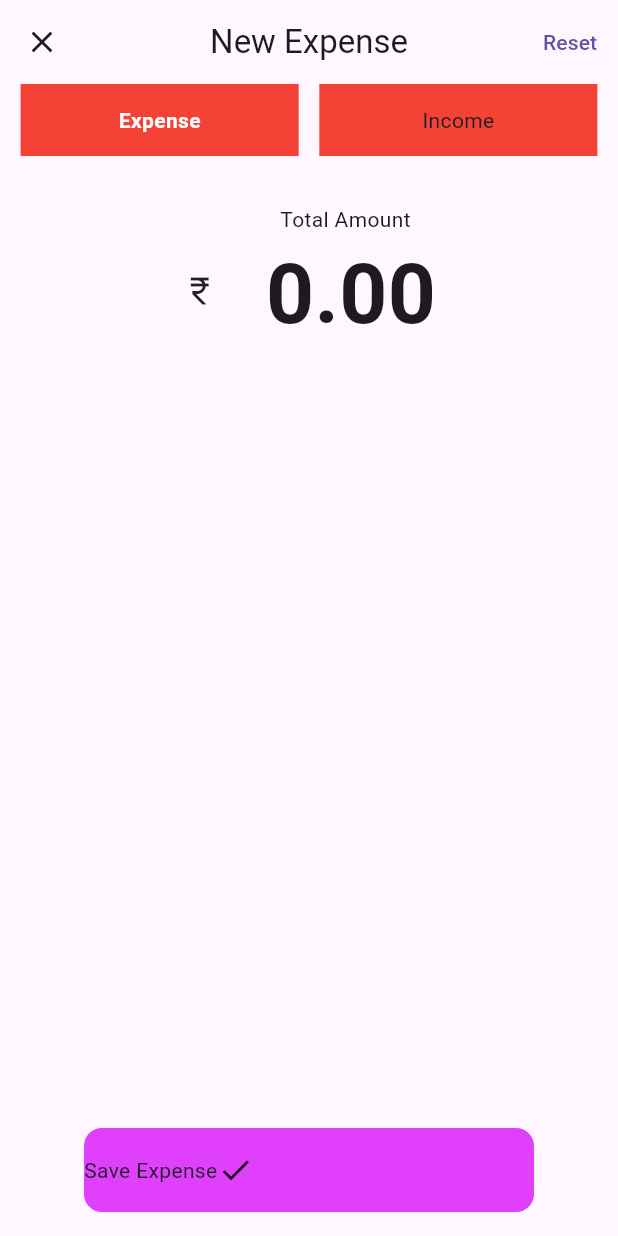
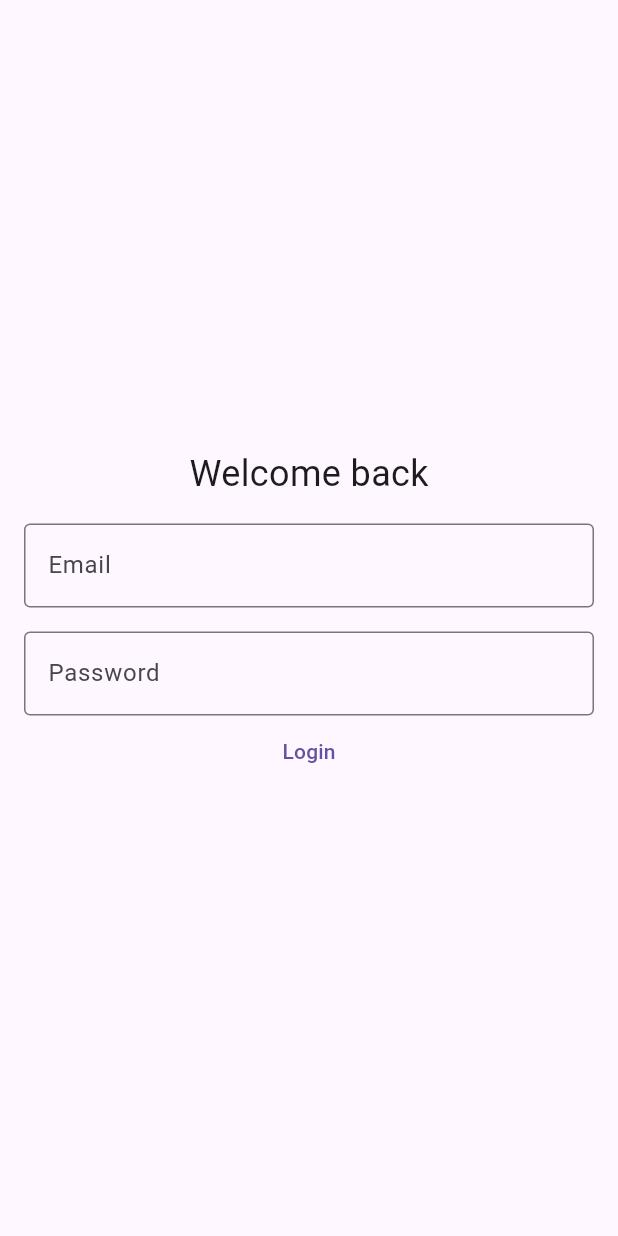
Before and after one commit to rabinacharya11/iims-flutter-trainning-2025, a Flutter app: the screen it shows after launch, on a phone screen of 412 x 824 dp. Run offline on Flutter 3.47's test engine with Material 3 defaults, Android fonts, the phone set to English and light mode, and no system bars.

```diff
--- /dev/null
+++ b/lib/login_screen.dart
@@ -0,0 +1,84 @@
+import 'package:flutter/material.dart';
+
+class LoginScreen extends StatelessWidget {
+  LoginScreen({super.key});
+
+  final userCtrl = TextEditingController();
+  final pwCtrl = TextEditingController();
+
+  final _formKey = GlobalKey<FormState>();
+
+  @override
+  Widget build(BuildContext context) {
+    return Scaffold(
+      body: SafeArea(
+        child: SizedBox(
+          width: MediaQuery.of(context).size.width,
+          child: Padding(
+            padding: const EdgeInsets.all(16),
+            child: Column(
+              mainAxisAlignment: MainAxisAlignment.center,
+              crossAxisAlignment: CrossAxisAlignment.center,
+              children: [
+                Text("Welcome back", style: TextStyle(fontSize: 24)),
+
+                SizedBox(height: 16),
+
+                Form(
+                  key: _formKey,
+                  child: Column(
+                    children: [
+                      TextFormField(
+                        controller: userCtrl,
+                        decoration: InputDecoration(
+                          labelText: 'Email',
+
+                          hintText: 'Enter your email',
+
+                          border: OutlineInputBorder(),
+                        ),
+
+                        keyboardType: TextInputType.emailAddress,
+                      ),
+                      SizedBox(height: 16),
+                      TextFormField(
+                        obscureText: true,
+                        obscuringCharacter: "#",
+                        controller: pwCtrl,
+                        decoration: InputDecoration(
+                          labelText: 'Password',
+
+                          hintText: 'Enter your password',
+
+                          border: OutlineInputBorder(),
+                        ),
+
+                        keyboardType: TextInputType.emailAddress,
+
+                        validator: (value) {
+                          if (value == null || value.length < 8) {
+                            return "Enter a strong password";
+                          }
+                          return null;
+                        },
+                      ),
+
+                      TextButton(
+                        onPressed: () {
+                          if (_formKey.currentState!.validate()) {
+                            print("test");
+                          }
+                        },
+                        child: Text("Login"),
+                      ),
+                    ],
+                  ),
+                ),
+              ],
+            ),
+          ),
+        ),
+      ),
+    );
+  }
+}
--- a/lib/main.dart
+++ b/lib/main.dart
@@ -1,5 +1,5 @@
 import 'package:flutter/material.dart';
-import 'package:port_app/add_new_expense_screen.dart';
+import 'package:port_app/login_screen.dart';
 
 void main() {
   runApp(MeroApp());
@@ -10,9 +10,6 @@ class MeroApp extends StatelessWidget {
 
   @override
   Widget build(BuildContext context) {
-    return MaterialApp(
-      debugShowCheckedModeBanner: false,
-      home: AddExpenseScreen(),
-    );
+    return MaterialApp(debugShowCheckedModeBanner: false, home: LoginScreen());
   }
 }
```
Also changed, not shown: 40 other files.
